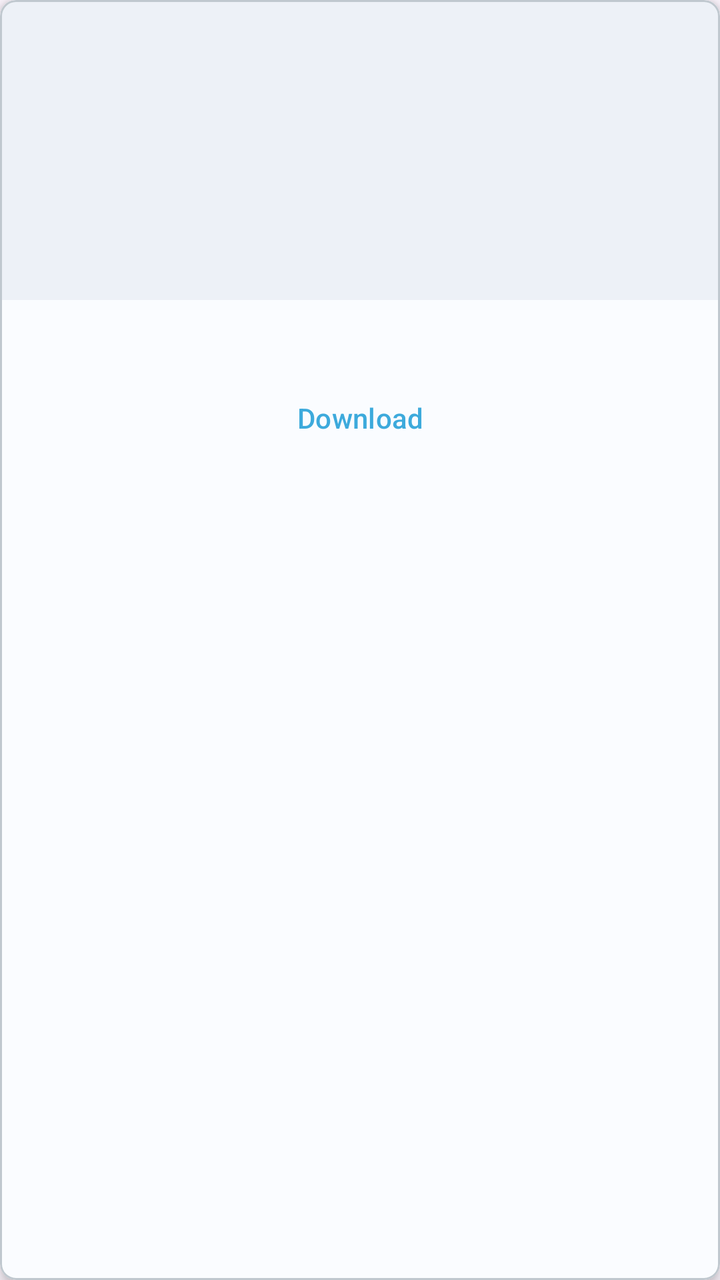
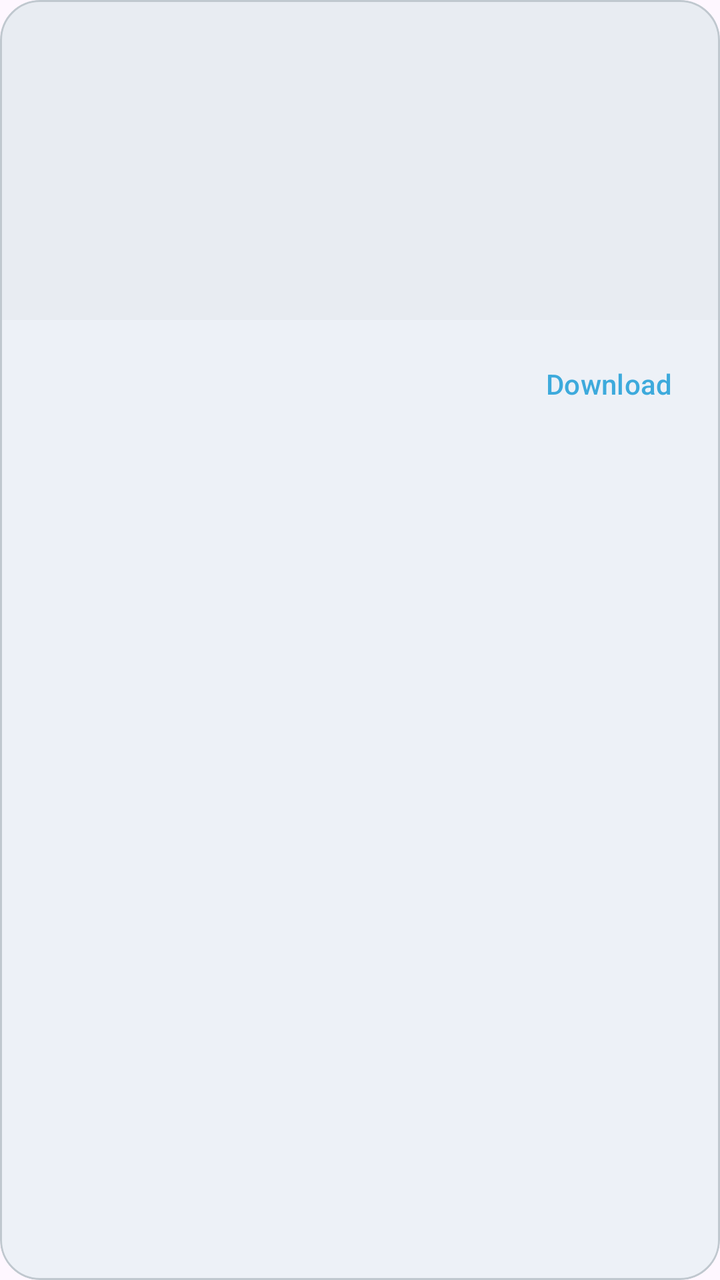

Compare the two renders of this Android layout. The source of the first and the diff that turns it into the second are given below.
<!-- AndroidManifest.xml: application theme Theme.Smartwatch -->
<!-- res/layout/item_watch_face_store.xml -->
<?xml version="1.0" encoding="utf-8"?>
<com.google.android.material.card.MaterialCardView xmlns:android="http://schemas.android.com/apk/res/android"
    xmlns:app="http://schemas.android.com/apk/res-auto"
    android:layout_width="match_parent"
    android:layout_height="wrap_content"
    android:layout_margin="8dp"
    app:cardCornerRadius="8dp"
    app:cardElevation="4dp">

    <LinearLayout
        android:layout_width="match_parent"
        android:layout_height="wrap_content"
        android:orientation="vertical">

        <ImageView
            android:id="@+id/imgPreview"
            android:layout_width="match_parent"
            android:layout_height="150dp"
            android:scaleType="centerCrop"
            android:background="?attr/colorSurfaceContainer" />

        <TextView
            android:id="@+id/tvTitle"
            android:layout_width="match_parent"
            android:layout_height="wrap_content"
            android:padding="8dp"
            android:textStyle="bold"
            android:maxLines="1"
            android:ellipsize="end" />

        <com.google.android.material.button.MaterialButton
            android:id="@+id/btnDownload"
            style="@style/Widget.Material3.Button.TextButton"
            android:layout_width="match_parent"
            android:layout_height="wrap_content"
            android:text="@string/wf_download" />

    </LinearLayout>

</com.google.android.material.card.MaterialCardView>
<!-- resources referenced by this layout -->
<resources>
  <string name="wf_download">Download</string>
  <style name="Theme.Smartwatch" parent="Theme.Material3.DayNight.NoActionBar">
          
          <item name="colorPrimary">#3DAADC</item>
          <item name="colorOnPrimary">#FFFFFF</item>
          <item name="colorPrimaryContainer">#D0EEFA</item>
          <item name="colorOnPrimaryContainer">#003549</item>
  
          
          <item name="colorSecondary">#DC3D3D</item>
          <item name="colorOnSecondary">#FFFFFF</item>
          <item name="colorSecondaryContainer">#FFDAD6</item>
          <item name="colorOnSecondaryContainer">#410002</item>
  
          
          <item name="colorTertiary">#22CC88</item>
          <item name="colorOnTertiary">#FFFFFF</item>
          <item name="colorTertiaryContainer">#B8F5DA</item>
          <item name="colorOnTertiaryContainer">#002116</item>
  
          
          <item name="colorSurface">#FAFCFF</item>
          <item name="colorOnSurface">#181C20</item>
          <item name="colorSurfaceVariant">#DCE4EC</item>
          <item name="colorOnSurfaceVariant">#40484F</item>
          <item name="colorSurfaceContainer">#EDF1F7</item>
          <item name="colorSurfaceContainerHigh">#E8ECF2</item>
          <item name="colorSurfaceContainerHighest">#E2E7ED</item>
  
          
          <item name="colorOutline">#70787F</item>
          <item name="colorOutlineVariant">#C0C8CF</item>
  
          
          <item name="colorError">#BA1A1A</item>
          <item name="colorOnError">#FFFFFF</item>
          <item name="colorErrorContainer">#FFDAD6</item>
          <item name="colorOnErrorContainer">#410002</item>
  
          
          <item name="android:navigationBarColor">@android:color/transparent</item>
          <item name="android:statusBarColor">@android:color/transparent</item>
          <item name="android:windowLightStatusBar">true</item>
          <item name="android:windowLayoutInDisplayCutoutMode" tools:targetApi="o_mr1">shortEdges</item>
  
          
          <item name="shapeAppearanceSmallComponent">@style/Shape.Small</item>
          <item name="shapeAppearanceMediumComponent">@style/Shape.Medium</item>
          <item name="shapeAppearanceLargeComponent">@style/Shape.Large</item>
  
          
          <item name="elevationOverlayEnabled">false</item>
      </style>
  <style name="Shape.Small" parent="ShapeAppearance.Material3.SmallComponent">
          <item name="cornerSize">8dp</item>
      </style>
  <style name="Shape.Medium" parent="ShapeAppearance.Material3.MediumComponent">
          <item name="cornerSize">16dp</item>
      </style>
  <style name="Shape.Large" parent="ShapeAppearance.Material3.LargeComponent">
          <item name="cornerSize">24dp</item>
      </style>
</resources>

<!-- the commit's change to res/layout/item_watch_face_store.xml (unified diff, before → after) -->
@@ -1,40 +1,59 @@
 <?xml version="1.0" encoding="utf-8"?>
-<com.google.android.material.card.MaterialCardView xmlns:android="http://schemas.android.com/apk/res/android"
+<com.google.android.material.card.MaterialCardView
+    xmlns:android="http://schemas.android.com/apk/res/android"
     xmlns:app="http://schemas.android.com/apk/res-auto"
     android:layout_width="match_parent"
     android:layout_height="wrap_content"
     android:layout_margin="8dp"
-    app:cardCornerRadius="8dp"
-    app:cardElevation="4dp">
+    app:cardCornerRadius="20dp"
+    app:cardElevation="0dp"
+    app:cardBackgroundColor="?attr/colorSurfaceContainer"
+    app:strokeColor="?attr/colorOutlineVariant"
+    app:strokeWidth="1dp"
+    android:clickable="true"
+    android:focusable="true"
+    android:foreground="?android:attr/selectableItemBackground">
 
     <LinearLayout
         android:layout_width="match_parent"
         android:layout_height="wrap_content"
         android:orientation="vertical">
 
+        
         <ImageView
             android:id="@+id/imgPreview"
             android:layout_width="match_parent"
-            android:layout_height="150dp"
+            android:layout_height="160dp"
             android:scaleType="centerCrop"
-            android:background="?attr/colorSurfaceContainer" />
+            android:background="?attr/colorSurfaceContainerHigh"/>
 
-        <TextView
-            android:id="@+id/tvTitle"
+        
+        <LinearLayout
             android:layout_width="match_parent"
             android:layout_height="wrap_content"
-            android:padding="8dp"
-            android:textStyle="bold"
-            android:maxLines="1"
-            android:ellipsize="end" />
+            android:orientation="horizontal"
+            android:gravity="center_vertical"
+            android:paddingHorizontal="12dp"
+            android:paddingVertical="8dp">
 
-        <com.google.android.material.button.MaterialButton
-            android:id="@+id/btnDownload"
-            style="@style/Widget.Material3.Button.TextButton"
-            android:layout_width="match_parent"
-            android:layout_height="wrap_content"
-            android:text="@string/wf_download" />
+            <TextView
+                android:id="@+id/tvTitle"
+                android:layout_width="0dp"
+                android:layout_height="wrap_content"
+                android:layout_weight="1"
+                android:textAppearance="@style/TextAppearance.Material3.TitleSmall"
+                android:textColor="?android:attr/textColorPrimary"
+                android:maxLines="1"
+                android:ellipsize="end"/>
 
+            <com.google.android.material.button.MaterialButton
+                android:id="@+id/btnDownload"
+                style="@style/Widget.Material3.Button.TextButton"
+                android:layout_width="wrap_content"
+                android:layout_height="wrap_content"
+                android:text="@string/wf_download"
+                android:minWidth="0dp"/>
+
+        </LinearLayout>
     </LinearLayout>
-
 </com.google.android.material.card.MaterialCardView>
